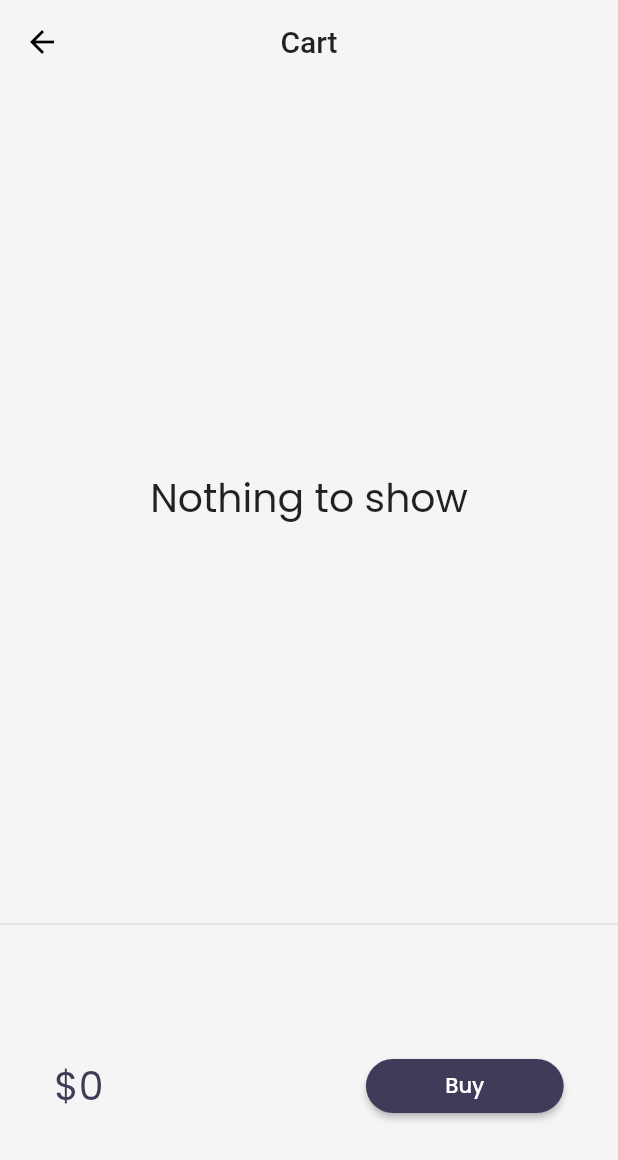
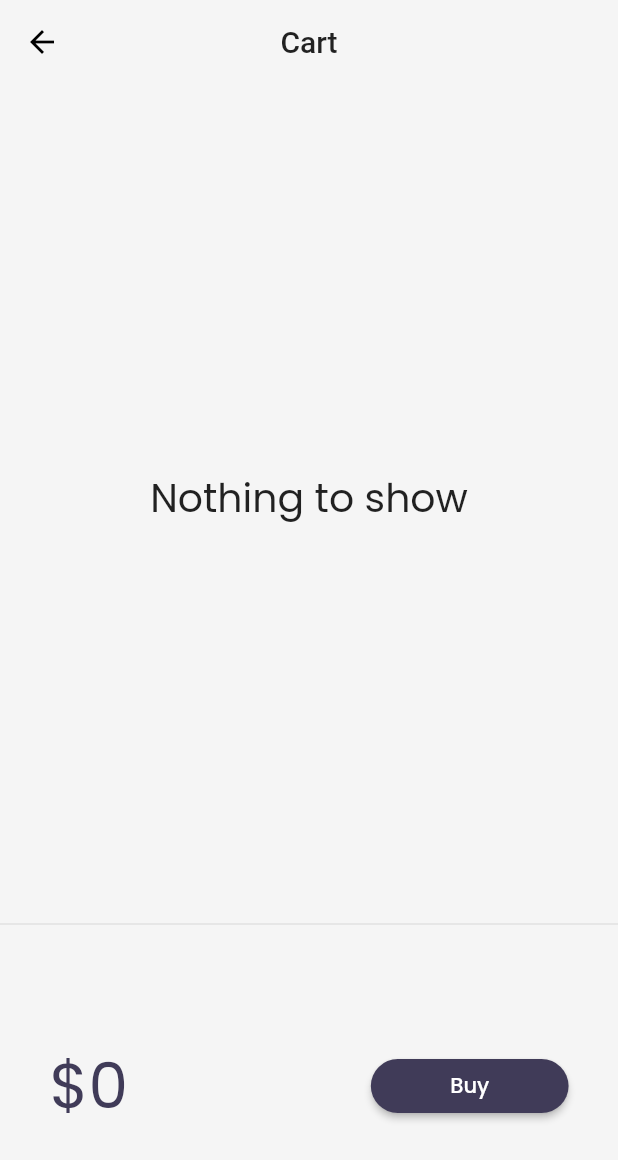
Before and after one commit to Laiba-Ijaz/Flutter_Practice, a Flutter app: the CartPage screen opened by its route, on a phone screen of 412 x 824 dp. Shown: the top 1160 px of the screen. Run offline on Flutter 3.47's test engine with Material 2 defaults, Android fonts, the phone set to English and light mode, and no system bars; drawn by our look-alikes of velocity_x; our stand-ins replace google_fonts, math_expressions; network calls fail.

Commit message:
Day 28 Completed
Learned how to use VxBuilder, VxNotifier, VxConsumer. Added RemoveMutation method in cart Model

```diff
--- a/Flutter_Day_3/lib/models/cart.dart
+++ b/Flutter_Day_3/lib/models/cart.dart
@@ -22,17 +22,6 @@ class CartModel{
   // Get total price
   num get totalPrice =>
       items.fold(0, (total, current) => total + current.price);
-
-  // Add Item
-
-  void add(Item item) {
-    _itemIds.add(item.id);
-  }
-
-  void remove(Item item) {
-    _itemIds.remove(item.id);
-  }
-
 }
 
 class AddMutation extends VxMutation<MyStore> {
@@ -44,3 +33,12 @@ class AddMutation extends VxMutation<MyStore> {
     store?.cart._itemIds.add(item.id);
   }
 }
+class RemoveMutation extends VxMutation<MyStore> {
+  final Item item;
+
+  RemoveMutation(this.item);
+  @override
+  perform() {
+    store?.cart._itemIds.remove(item.id);
+  }
+}
--- a/Flutter_Day_3/lib/pages/cart_page.dart
+++ b/Flutter_Day_3/lib/pages/cart_page.dart
@@ -26,6 +26,7 @@ class _CartList extends StatelessWidget {
   const _CartList({Key? key}) : super(key: key);
   @override
   Widget build(BuildContext context) {
+    VxState.watch(context, on: [RemoveMutation]);
     final CartModel _cart = (VxState.store as MyStore).cart;
     return _cart.items.isEmpty ?"Nothing to show".text.xl3.makeCentered() :ListView.builder(
       itemCount: _cart.items.length,
@@ -33,10 +34,8 @@ class _CartList extends StatelessWidget {
         leading: const Icon(Icons.done),
         trailing: IconButton(
           icon: const Icon(Icons.remove_circle_outline_rounded),
-          onPressed: (){
-            _cart.remove(_cart.items[index]);
-            // setState(() {});
-          },
+          onPressed: ()=> RemoveMutation(_cart.items[index])
+          // setState(() {});
         ),
         title: _cart.items[index].name.text.make(),
       ),
@@ -55,7 +54,20 @@ class _CartTotal extends StatelessWidget {
       child: Row(
         mainAxisAlignment: MainAxisAlignment.spaceAround,
         children: [
-          "\$${_cart.totalPrice}".text.xl3.color(context.theme.accentColor).make(),
+         VxBuilder(
+           // notifications: {}, used for VxConsumer and we changed it to VxBuilder
+           mutations: {RemoveMutation},
+           builder: (context,_, status) {
+             return "\$${_cart.totalPrice}"
+                 .text
+                 .xl5
+                 .color(context.theme.accentColor)
+                 .make();
+           },
+           // builder: (context, _){
+           //   "\$${_cart.totalPrice}".text.xl3.color(context.theme.accentColor).make();
+           // },
+         ),
           30.widthBox,
           ElevatedButton(onPressed: (){
             ScaffoldMessenger.of(context).showSnackBar(SnackBar(content: "Buying is not supported yet".text.white.make()));
--- a/Flutter_Day_3/lib/widgets/home_widgets/add_to_cart.dart
+++ b/Flutter_Day_3/lib/widgets/home_widgets/add_to_cart.dart
@@ -14,7 +14,7 @@ class AddToCart extends StatelessWidget {
 
   @override
   Widget build(BuildContext context) {
-   VxState.watch(context, on: [VxMutation]);
+   VxState.watch(context, on: [AddMutation, RemoveMutation]);
     final CartModel _cart= (VxState.store as MyStore).cart;
     // final CatalogModel _catalog= (VxState.store as MyStore).catalog;
     bool isInCart = _cart.items.contains(catalog);
```
